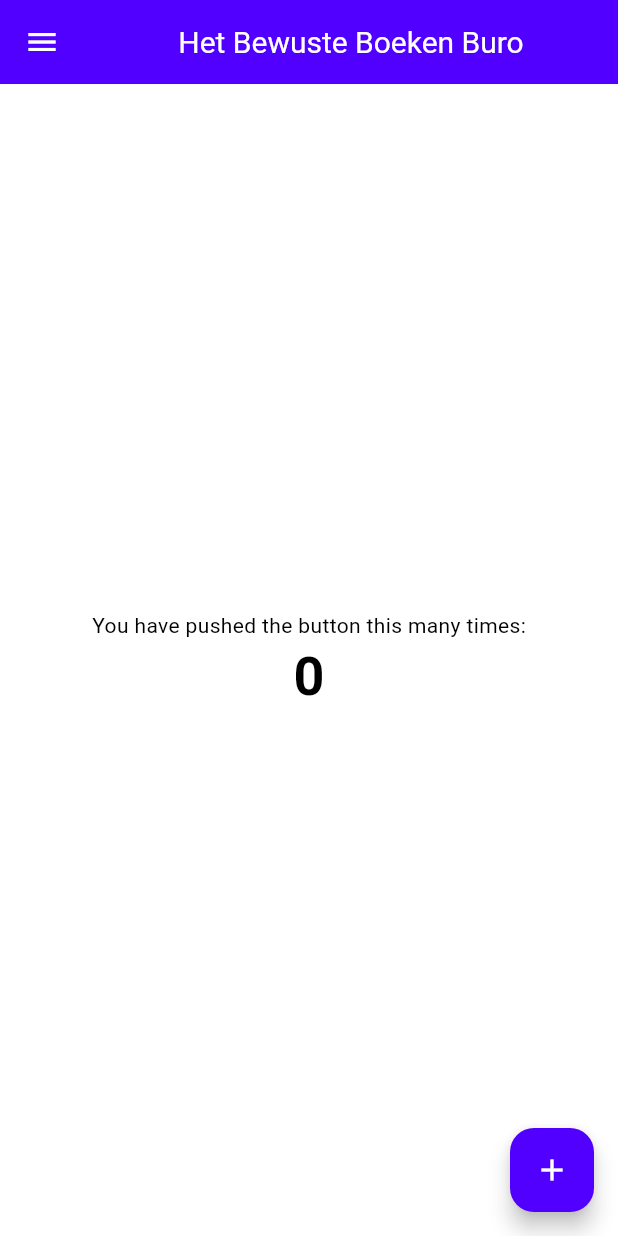
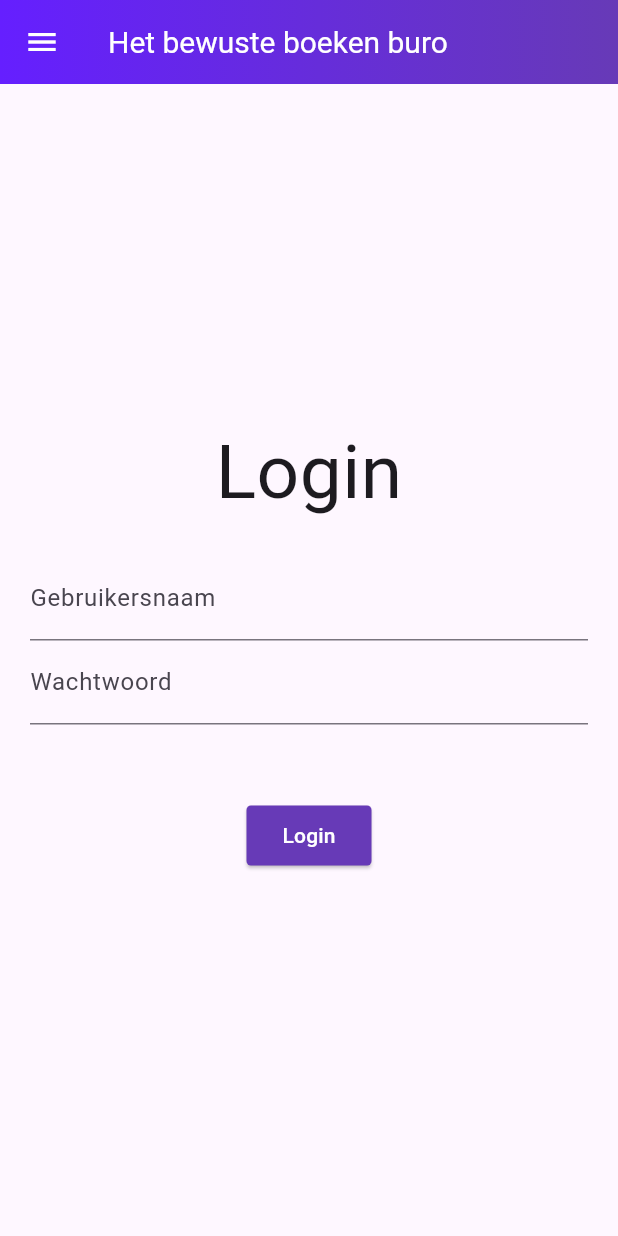
Before and after one commit to benjaminaarsen2/flutter-course, a Flutter app: the screen it shows after launch, on a phone screen of 412 x 824 dp. Run offline on Flutter 3.47's test engine with Material 3 defaults, Android fonts, the phone set to English and light mode, and no system bars.

Commit message:
Begin on login screen

```diff
--- /dev/null
+++ b/lib/components/app_bar.dart
@@ -0,0 +1,16 @@
+import 'package:flutter/material.dart';
+
+class CustomAppBar extends AppBar {
+  CustomAppBar({required Key key, required Widget title})
+      : super(
+            iconTheme: const IconThemeData(color: Colors.white),
+            key: key,
+            title: title,
+            flexibleSpace: Container(
+              decoration: BoxDecoration(
+                gradient: LinearGradient(
+                  colors: [Colors.deepPurpleAccent.shade400, Colors.deepPurple],
+                ),
+              ),
+            ));
+}
--- /dev/null
+++ b/lib/components/button.dart
@@ -0,0 +1,48 @@
+import 'package:flutter/material.dart';
+import 'package:flutter/widgets.dart';
+
+// class CustomButton extends ElevatedButton {
+//   CustomButton(
+//       {required Key key,
+//       required VoidCallback onPressed,
+//       required Widget child})
+//       : super(
+//             key: key,
+//             onPressed: onPressed,
+//             child: Ink(
+//                 decoration: const BoxDecoration(
+//                     gradient: LinearGradient(
+//                         colors: [Colors.deepPurpleAccent, Colors.deepPurple])),
+//                 child: child),
+//             style: ButtonStyle(
+//               shape: WidgetStateProperty.all<OutlinedBorder>(
+//                   RoundedRectangleBorder(
+//                       borderRadius: BorderRadius.circular(3))),
+//               backgroundColor:
+//                   WidgetStateProperty.all<Color>(Colors.deepPurple),
+
+//               // padding: WidgetStateProperty.all<EdgeInsetsGeometry>(
+//               //     const EdgeInsets.all(15)),
+//             ));
+// }
+
+class CustomButton extends StatelessWidget {
+  const CustomButton(
+      {required Key key, required this.onPressed, required this.child})
+      : super(key: key);
+  final VoidCallback onPressed;
+  final Widget child;
+
+  @override
+  Widget build(BuildContext context) {
+    return ElevatedButton(
+      style: ButtonStyle(
+        shape: WidgetStateProperty.all<OutlinedBorder>(
+            RoundedRectangleBorder(borderRadius: BorderRadius.circular(3))),
+        backgroundColor: WidgetStateProperty.all<Color>(Colors.deepPurple),
+      ),
+      onPressed: onPressed,
+      child: child,
+    );
+  }
+}
--- /dev/null
+++ b/lib/components/drawer.dart
@@ -0,0 +1,56 @@
+import 'package:flutter/material.dart';
+import 'package:flutter_application_1/global_context.dart';
+
+class CustomDrawer extends Drawer {
+  CustomDrawer({required Key key})
+      : super(
+          key: key,
+          child: ListView(
+            padding: EdgeInsets.zero,
+            children: <Widget>[
+              DrawerHeader(
+                decoration: BoxDecoration(
+                  gradient: LinearGradient(
+                    colors: <Color>[
+                      Colors.deepPurpleAccent.shade400,
+                      Colors.deepPurple,
+                    ],
+                  ),
+                ),
+                child: const Text(
+                  'Menu',
+                  style: TextStyle(
+                    color: Colors.white,
+                    fontSize: 24,
+                  ),
+                ),
+              ),
+              ListTile(
+                title: const Text('Auteurs'),
+                onTap: () {
+                  // Navigator.push
+                  Navigator.pop(GlobalContext.navigatorKey.currentContext!);
+                },
+              ),
+              ListTile(
+                title: const Text('Genres'),
+                onTap: () {
+                  Navigator.pop(GlobalContext.navigatorKey.currentContext!);
+                },
+              ),
+              ListTile(
+                title: const Text('Boeken'),
+                onTap: () {
+                  Navigator.pop(GlobalContext.navigatorKey.currentContext!);
+                },
+              ),
+              ListTile(
+                title: const Text('Log uit'),
+                onTap: () {
+                  Navigator.pop(GlobalContext.navigatorKey.currentContext!);
+                },
+              ),
+            ],
+          ),
+        );
+}
--- /dev/null
+++ b/lib/global_context.dart
@@ -0,0 +1,5 @@
+import 'package:flutter/material.dart';
+
+class GlobalContext {
+  static GlobalKey<NavigatorState> navigatorKey = GlobalKey<NavigatorState>();
+}
--- a/lib/main.dart
+++ b/lib/main.dart
@@ -1,4 +1,8 @@
 import 'package:flutter/material.dart';
+import 'package:flutter_application_1/global_context.dart';
+import 'package:flutter_application_1/pages/login.dart';
+import 'components/app_bar.dart';
+import 'components/drawer.dart';
 
 void main() {
   runApp(const MyApp());
@@ -11,163 +15,26 @@ class MyApp extends StatelessWidget {
   @override
   Widget build(BuildContext context) {
     return MaterialApp(
+      navigatorKey: GlobalContext.navigatorKey,
       title: 'Flutter Demo',
-      theme: ThemeData(
-        colorScheme: ColorScheme.fromSwatch(
-          primarySwatch: const MaterialColor(0xFF5100FF, <int, Color>{
-            50: Color.fromRGBO(81, 0, 255, 0.1),
-            100: Color.fromRGBO(81, 0, 255, 0.2),
-            200: Color.fromRGBO(81, 0, 255, 0.3),
-            300: Color.fromRGBO(81, 0, 255, 0.4),
-            400: Color.fromRGBO(81, 0, 255, 0.5),
-            500: Color.fromRGBO(81, 0, 255, 0.6),
-            600: Color.fromRGBO(81, 0, 255, 0.7),
-            700: Color.fromRGBO(81, 0, 255, 0.8),
-            800: Color.fromRGBO(81, 0, 255, 0.9),
-            900: Color.fromRGBO(81, 0, 255, 1),
-          }),
-        ),
-        textTheme: const TextTheme(
-          headlineMedium: TextStyle(
-            fontSize: 36.0,
-            fontWeight: FontWeight.bold,
-            color: Colors.black,
-          ),
-        ),
-        appBarTheme: const AppBarTheme(
-          titleTextStyle: TextStyle(
-            color: Colors.white,
-            fontSize: 20.0,
-          ),
-          toolbarTextStyle: TextStyle(
-            color: Colors.white,
-          ),
-          iconTheme: IconThemeData(
-            color: Colors.white,
-          ),
-        ),
-        scaffoldBackgroundColor: Colors.white,
-        drawerTheme: const DrawerThemeData(
-          backgroundColor: Colors.white,
-        ),
-        useMaterial3: true,
-      ),
-      home: const MyHomePage(title: 'Het Bewuste Boeken Buro'),
+      home: HomePage(),
     );
   }
 }
 
-class MyHomePage extends StatefulWidget {
-  const MyHomePage({super.key, required this.title});
-
-  // This widget is the home page of your application. It is stateful, meaning
-  // that it has a State object (defined below) that contains fields that affect
-  // how it looks.
-
-  // This class is the configuration for the state. It holds the values (in this
-  // case the title) provided by the parent (in this case the App widget) and
-  // used by the build method of the State. Fields in a Widget subclass are
-  // always marked "final".
-
-  final String title;
-
-  @override
-  State<MyHomePage> createState() => _MyHomePageState();
-}
-
-class _MyHomePageState extends State<MyHomePage> {
-  int _counter = 0;
-
-  void _incrementCounter() {
-    setState(() {
-      // This call to setState tells the Flutter framework that something has
-      // changed in this State, which causes it to rerun the build method below
-      // so that the display can reflect the updated values. If we changed
-      // _counter without calling setState(), then the build method would not be
-      // called again, and so nothing would appear to happen.
-      _counter++;
-    });
-  }
+class HomePage extends StatelessWidget {
+  const HomePage({super.key});
 
   @override
   Widget build(BuildContext context) {
-    // This method is rerun every time setState is called, for instance as done
-    // by the _incrementCounter method above.
-    //
-    // The Flutter framework has been optimized to make rerunning build methods
-    // fast, so that you can just rebuild anything that needs updating rather
-    // than having to individually change instances of widgets.
     return Scaffold(
-      appBar: AppBar(
-        // titleTextStyle: const TextStyle(color: Colors.white),
-        // toolbarTextStyle: const TextStyle(color: Colors.white),
-        title: Center(
-            child: Text(
-          widget.title,
-          style: const TextStyle(color: Colors.white),
-        )),
-        flexibleSpace: Container(
-          decoration: BoxDecoration(
-              gradient: LinearGradient(
-            begin: Alignment.topLeft,
-            end: Alignment.bottomRight,
-            colors: [
-              Theme.of(context).primaryColor,
-              Theme.of(context).colorScheme.tertiary
-            ],
-          )),
-        ),
+      drawer: CustomDrawer(key: const Key('drawer')),
+      appBar: CustomAppBar(
+        key: const Key('app_bar'),
+        title: const Text('Het bewuste boeken buro',
+            style: TextStyle(fontSize: 20, color: Colors.white)),
       ),
-      drawer: Drawer(
-        child: ListView(
-          children: <Widget>[
-            ListTile(
-              title: const Text('Auteurs'),
-              onTap: () {
-                Navigator.pop(context);
-              },
-            ),
-            ListTile(
-              title: const Text('Genres'),
-              onTap: () {
-                Navigator.pop(context);
-              },
-            ),
-            ListTile(
-              title: const Text('Boeken'),
-              onTap: () {
-                Navigator.pop(context);
-              },
-            ),
-            ListTile(
-              title: const Text('Log uit'),
-              onTap: () {
-                Navigator.pop(context);
-              },
-            ),
-          ],
-        ),
-      ),
-
-      body: Center(
-        child: Column(
-          mainAxisAlignment: MainAxisAlignment.center,
-          children: <Widget>[
-            const Text(
-              'You have pushed the button this many times:',
-            ),
-            Text(
-              '$_counter',
-              style: Theme.of(context).textTheme.headlineMedium,
-            ),
-          ],
-        ),
-      ),
-      floatingActionButton: FloatingActionButton(
-        onPressed: _incrementCounter,
-        tooltip: 'Increment',
-        child: const Icon(Icons.add),
-      ), // This trailing comma makes auto-formatting nicer for build methods.
+      body: const Login(key: Key('login')),
     );
   }
 }
--- /dev/null
+++ b/lib/pages/login.dart
@@ -0,0 +1,40 @@
+import 'package:flutter/material.dart';
+import 'package:flutter_application_1/components/button.dart';
+
+class Login extends StatelessWidget {
+  const Login({super.key});
+
+  @override
+  Widget build(BuildContext context) {
+    return Center(
+        child: Column(
+      mainAxisAlignment: MainAxisAlignment.center,
+      crossAxisAlignment: CrossAxisAlignment.stretch,
+      children: [
+        const Center(child: Text('Login', style: TextStyle(fontSize: 50))),
+        Container(
+          padding: const EdgeInsets.all(20),
+          child: Column(
+            children: [
+              TextFormField(
+                decoration: const InputDecoration(
+                    border: UnderlineInputBorder(),
+                    labelText: 'Gebruikersnaam'),
+              ),
+              TextFormField(
+                decoration: const InputDecoration(
+                    border: UnderlineInputBorder(), labelText: 'Wachtwoord'),
+              ),
+              Padding(padding: const EdgeInsets.all(25)),
+              CustomButton(
+                  key: const Key('login_button'),
+                  onPressed: () => {},
+                  child: const Text('Login',
+                      style: TextStyle(color: Colors.white))),
+            ],
+          ),
+        ),
+      ],
+    ));
+  }
+}
--- a/pubspec.yaml
+++ b/pubspec.yaml
@@ -35,6 +35,7 @@ dependencies:
   # The following adds the Cupertino Icons font to your application.
   # Use with the CupertinoIcons class for iOS style icons.
   cupertino_icons: ^1.0.6
+  shared_preferences: ^2.2.3
 
 dev_dependencies:
   flutter_test:
@@ -45,7 +46,7 @@ dev_dependencies:
   # activated in the `analysis_options.yaml` file located at the root of your
   # package. See that file for information about deactivating specific lint
   # rules and activating additional ones.
-  flutter_lints: ^3.0.0
+  flutter_lints: ^4.0.0
 
 # For information on the generic Dart part of this file, see the
 # following page: https://dart.dev/tools/pub/pubspec
```
Also changed, not shown: pubspec.lock, 1 other file.
